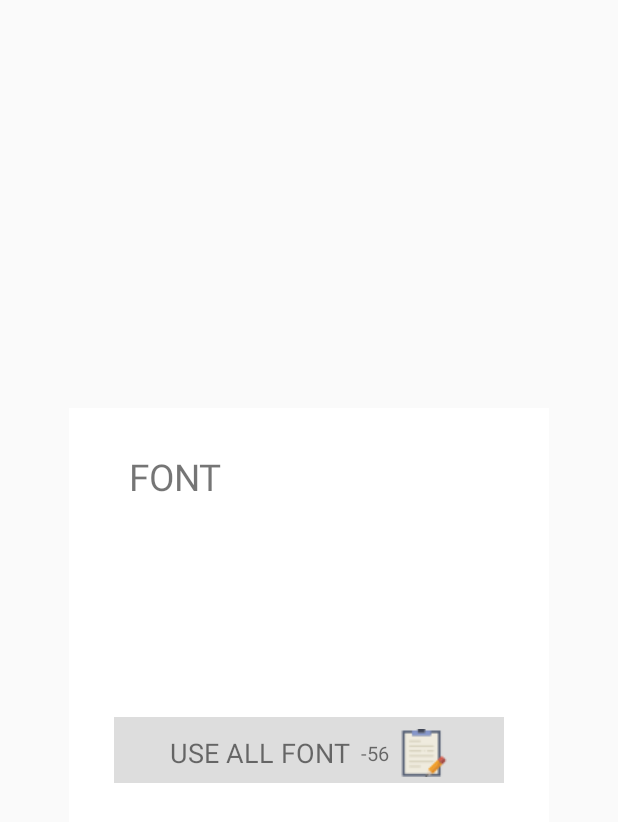
After one commit to jbh917/DailyDiary, an Android app: the layout dialog_settings.xml on its own in the app's theme, with its tools: preview values and no code run, on a phone screen of 412 x 824 dp. The commit adds this screen. Shown: the top 822 px of the screen. Run offline under Robolectric (Android 15) with nearby library versions, the phone set to English and light mode, and no system bars; Roboto replaces fonts that are not available here.

Commit message:
added setting dialog added fonts

```diff
--- a/app/src/main/AndroidManifest.xml
+++ b/app/src/main/AndroidManifest.xml
@@ -21,13 +21,14 @@
             </intent-filter>
         </activity>
 
-        <activity android:name=".GameActivity" android:theme="@android:style/Theme.Dialog"/>
         <activity android:name=".WDailyActivity"
             android:windowSoftInputMode="adjustResize"></activity>
         <activity android:name=".RDailyActivity"
             android:windowSoftInputMode="adjustResize"></activity>
         <activity android:name=".SearchActivity"
             android:windowSoftInputMode="adjustResize"></activity>
+        <activity android:name=".SettingDialog"
+            android:theme="@android:style/Theme.Dialog"></activity>
 
     </application>
 
--- a/app/src/main/java/jangcho/dailydiary/MyAccount.java
+++ b/app/src/main/java/jangcho/dailydiary/MyAccount.java
@@ -2,8 +2,6 @@ package jangcho.dailydiary;
 
 import android.content.Context;
 import android.content.SharedPreferences;
-
-import static android.content.Context.MODE_PRIVATE;
 
 /**
  * Created by CHJ on 2016. 12. 20..
@@ -11,7 +9,6 @@ import static android.content.Context.MODE_PRIVATE;
 
 public class MyAccount {
 
-    //private SharedPreferences sharedPreferences;
     private static String PREF_NAME = "prefs";
 
     public MyAccount() {
--- /dev/null
+++ b/app/src/main/res/layout/dialog_settings.xml
@@ -0,0 +1,66 @@
+<?xml version="1.0" encoding="utf-8"?>
+<LinearLayout xmlns:android="http://schemas.android.com/apk/res/android"
+    android:layout_width="match_parent"
+    android:layout_height="match_parent"
+    android:gravity="center"
+    android:background="@android:color/transparent">
+
+    <LinearLayout
+        android:orientation="vertical"
+        android:layout_width="320dp"
+        android:layout_height="280dp"
+        android:gravity="center"
+        android:padding="30dp"
+        android:background="#fff">
+
+        <LinearLayout
+            android:layout_width="match_parent"
+            android:layout_height="40dp">
+
+            <TextView
+                android:layout_width="wrap_content"
+                android:layout_height="match_parent"
+                android:gravity="center"
+                android:paddingLeft="10dp"
+                android:paddingRight="10dp"
+                android:textSize="11pt"
+                android:text="@string/font"/>
+
+        </LinearLayout>
+
+
+        <LinearLayout
+            android:layout_width="match_parent"
+            android:layout_height="0.3in"
+            android:background="#ddd"
+            android:layout_marginTop="140dp"
+            android:gravity="center"
+            android:id="@+id/buy"
+            android:onClick="onClick"
+            >
+
+            <TextView
+                android:layout_width="wrap_content"
+                android:layout_height="wrap_content"
+                android:text="@string/buy"
+                android:textSize="8pt"/>
+
+            <TextView
+                android:layout_width="wrap_content"
+                android:layout_height="wrap_content"
+                android:layout_marginLeft="7dp"
+                android:layout_marginRight="7dp"
+                android:text="@string/cost"
+                android:textSize="6pt"/>
+
+            <ImageView
+                android:layout_width="wrap_content"
+                android:layout_height="wrap_content"
+                android:src="@drawable/writetoday"
+                />
+
+        </LinearLayout>
+
+    </LinearLayout>
+
+</LinearLayout>
--- a/app/src/main/res/values/strings.xml
+++ b/app/src/main/res/values/strings.xml
@@ -1,3 +1,7 @@
 <resources>
     <string name="app_name">DailyDiary</string>
+    <string name="font">FONT</string>
+    <string name="buy">USE ALL FONT</string>
+    <string name="cost">-56</string>
+
 </resources>
```
Also changed, not shown: app/src/main/java/jangcho/dailydiary/MainActivity.java (+4 -10 lines), app/src/main/java/jangcho/dailydiary/SettingDialog.java (added, +50 -0 lines).
